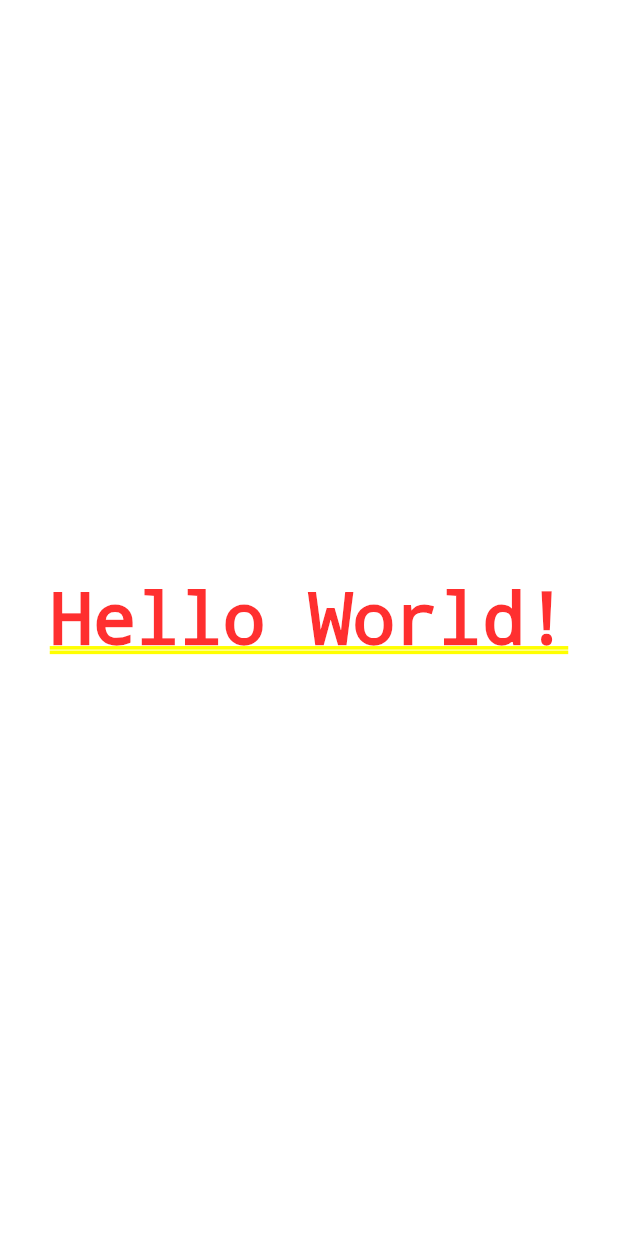
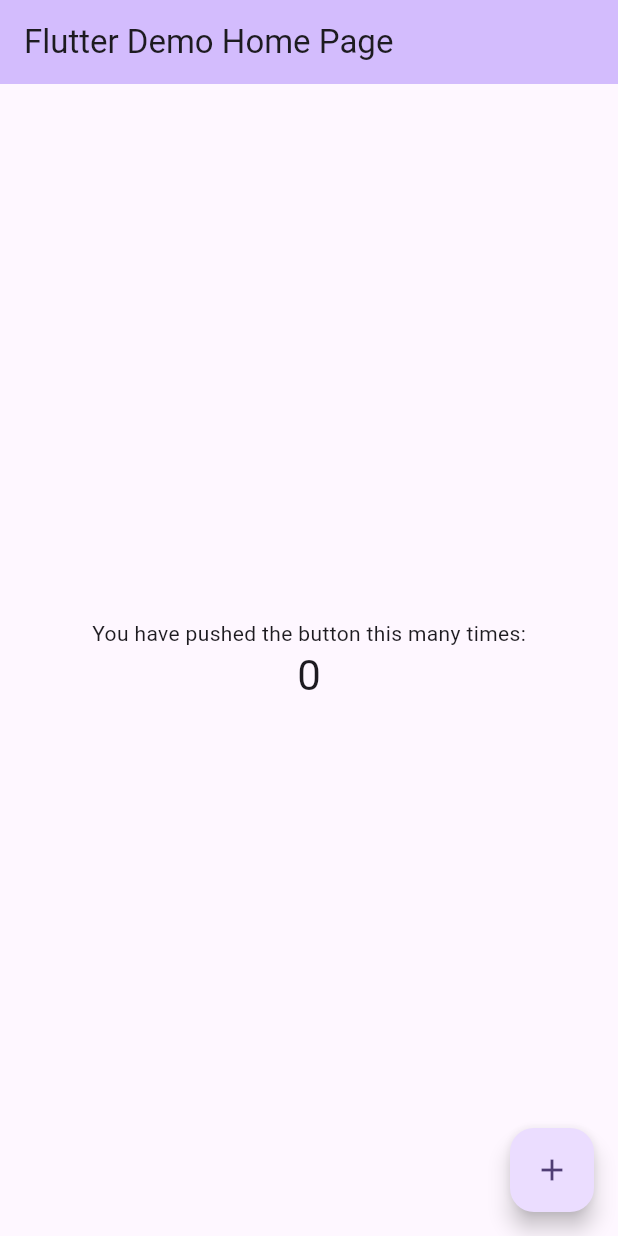
Before and after one commit to Rahullkumr/Flutter-Codespace, a Flutter app: the screen it shows after launch, on a phone screen of 412 x 824 dp. Run offline on Flutter 3.47's test engine with Material 2 defaults, Android fonts, the phone set to English and light mode, and no system bars.

Commit message:
few changes

```diff
--- a/lib/main.dart
+++ b/lib/main.dart
@@ -1,11 +1,69 @@
 import 'package:flutter/material.dart';
 
-void main() {
-  runApp(
-    const MaterialApp(
-      home: Center(
-        child: Text("Hello World!"),
+void main() => runApp(MyApp());
+
+class MyApp extends StatelessWidget {
+  @override
+  Widget build(BuildContext context) {
+    return MaterialApp(
+      title: 'Flutter Demo',
+      debugShowCheckedModeBanner: false,
+      theme: ThemeData(
+        colorScheme: ColorScheme.fromSeed(seedColor: Colors.deepPurple),
+        useMaterial3: true,
       ),
-    ),
-  );
+      home: const MyHomePage(title: 'Flutter Demo Home Page'),
+    );
+  }
 }
+
+class MyHomePage extends StatefulWidget {
+  final String title;
+
+  const MyHomePage({
+    Key? key,
+    required this.title,
+  }) : super(key: key);
+
+  @override
+  State<MyHomePage> createState() => _MyHomePageState();
+}
+
+class _MyHomePageState extends State<MyHomePage> {
+  int _counter = 0;
+
+  void _incrementCounter() {
+    setState(() {
+      _counter++;
+    });
+  }
+
+  @override
+  Widget build(BuildContext context) {
+    return Scaffold(
+      appBar: AppBar(
+        backgroundColor: Theme.of(context).colorScheme.inversePrimary,
+        title: Text(widget.title),
+      ),
+      body: Center(
+        child: Column(
+          mainAxisAlignment: MainAxisAlignment.center,
+          children: [
+            const Text(
+              'You have pushed the button this many times:',
+            ),
+            Text(
+              '$_counter',
+              style: Theme.of(context).textTheme.headlineMedium,
+            ),
+          ],
+        ),
+      ),
+      floatingActionButton: FloatingActionButton(
+        onPressed: _incrementCounter,
+        tooltip: 'Increment',
+        child: const Icon(Icons.add),
+      ),
+    );
+  }
+}
```
Also changed, not shown: 1 other file.
